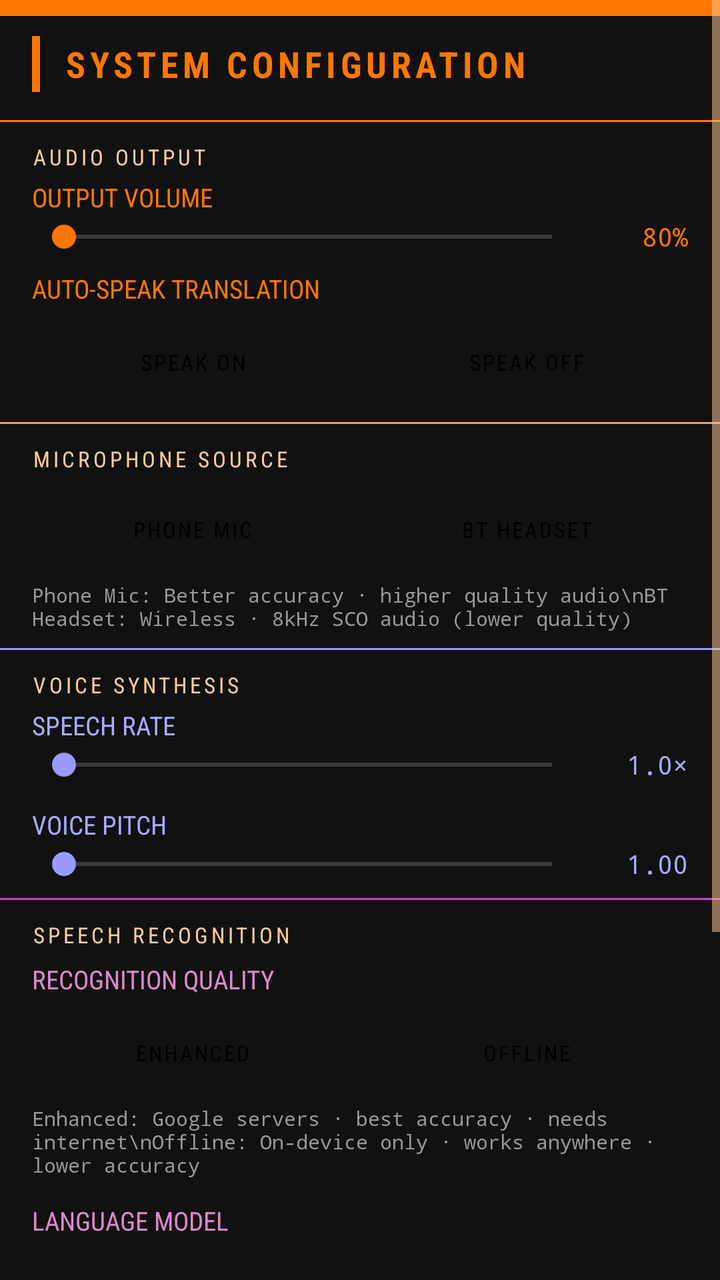
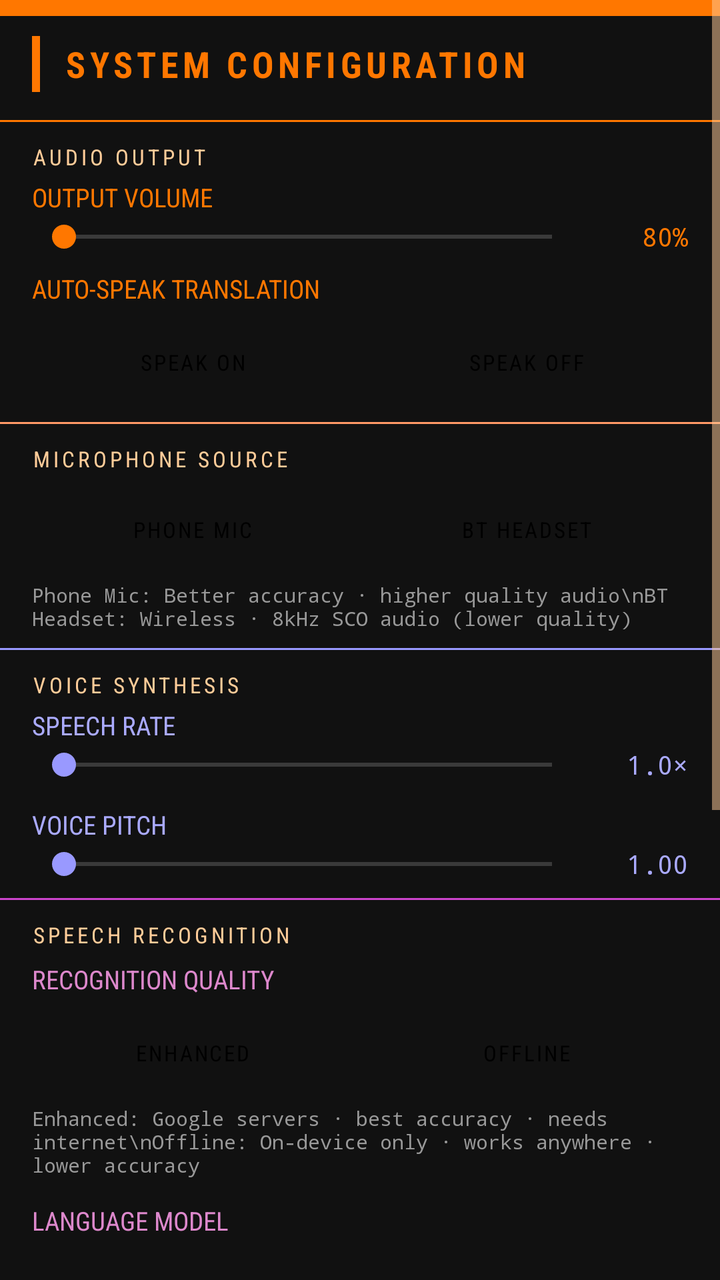

Two renders of the same Android screen: before a commit and after it. Below are the layout's source before the change and the commit's diff.
<!-- AndroidManifest.xml: application theme Theme.LcarsTranslator -->
<!-- res/layout/bottom_sheet_settings.xml -->
<?xml version="1.0" encoding="utf-8"?>
<ScrollView
    xmlns:android="http://schemas.android.com/apk/res/android"
    xmlns:app="http://schemas.android.com/apk/res-auto"
    android:layout_width="match_parent"
    android:layout_height="wrap_content"
    android:background="@color/lcars_panel_bg">

    <LinearLayout
        android:layout_width="match_parent"
        android:layout_height="wrap_content"
        android:orientation="vertical"
        android:paddingBottom="24dp">

        
        <View android:layout_width="match_parent" android:layout_height="8dp"
            android:background="@color/lcars_orange" />

        <LinearLayout android:layout_width="match_parent" android:layout_height="48dp"
            android:orientation="horizontal" android:gravity="center_vertical"
            android:paddingStart="16dp" android:paddingEnd="16dp">
            <View android:layout_width="4dp" android:layout_height="28dp"
                android:background="@color/lcars_orange" android:layout_marginEnd="12dp" />
            <TextView android:layout_width="0dp" android:layout_height="wrap_content"
                android:layout_weight="1" android:text="SYSTEM CONFIGURATION"
                android:fontFamily="sans-serif-condensed" android:textColor="@color/lcars_orange"
                android:textSize="18sp" android:letterSpacing="0.12"
                android:textAllCaps="true" android:textStyle="bold" />
        </LinearLayout>

        
        <View android:layout_width="match_parent" android:layout_height="1dp"
            android:background="@color/lcars_orange" android:layout_marginTop="4dp" />
        <TextView android:layout_width="match_parent" android:layout_height="wrap_content"
            android:text="AUDIO OUTPUT" android:fontFamily="sans-serif-condensed"
            android:textColor="@color/lcars_tan" android:textSize="11sp"
            android:letterSpacing="0.15" android:textAllCaps="true"
            android:paddingStart="16dp" android:paddingTop="10dp" android:paddingBottom="4dp" />

        
        <TextView android:layout_width="match_parent" android:layout_height="wrap_content"
            android:text="OUTPUT VOLUME" android:fontFamily="sans-serif-condensed"
            android:textColor="@color/lcars_orange" android:textSize="13sp"
            android:paddingStart="16dp" android:paddingBottom="2dp" />

        <LinearLayout android:layout_width="match_parent" android:layout_height="wrap_content"
            android:orientation="horizontal" android:gravity="center_vertical"
            android:paddingStart="16dp" android:paddingEnd="16dp">
            <SeekBar android:id="@+id/seekVolume" android:layout_width="0dp"
                android:layout_height="wrap_content" android:layout_weight="1"
                android:progressTint="@color/lcars_orange"
                android:progressBackgroundTint="@color/lcars_gray"
                android:thumbTint="@color/lcars_orange" />
            <TextView android:id="@+id/tvVolumeValue" android:layout_width="52dp"
                android:layout_height="wrap_content" android:textColor="@color/lcars_orange"
                android:fontFamily="monospace" android:textSize="13sp"
                android:gravity="end" android:text="80%" />
        </LinearLayout>

        
        <TextView android:layout_width="match_parent" android:layout_height="wrap_content"
            android:text="AUTO-SPEAK TRANSLATION"
            android:fontFamily="sans-serif-condensed" android:textColor="@color/lcars_orange"
            android:textSize="13sp" android:paddingStart="16dp" android:paddingBottom="6dp"
            android:layout_marginTop="8dp" />

        <LinearLayout android:layout_width="match_parent" android:layout_height="44dp"
            android:orientation="horizontal"
            android:paddingStart="16dp" android:paddingEnd="16dp">
            <Button android:id="@+id/btnAutoSpeakOn"
                android:layout_width="0dp" android:layout_height="match_parent"
                android:layout_weight="1" android:text="SPEAK ON"
                android:fontFamily="sans-serif-condensed" android:textSize="11sp"
                android:textColor="@color/lcars_black"
                style="@style/Widget.MaterialComponents.Button"
                android:layout_marginEnd="6dp" />
            <Button android:id="@+id/btnAutoSpeakOff"
                android:layout_width="0dp" android:layout_height="match_parent"
                android:layout_weight="1" android:text="SPEAK OFF"
                android:fontFamily="sans-serif-condensed" android:textSize="11sp"
                android:textColor="@color/lcars_black"
                style="@style/Widget.MaterialComponents.Button" />
        </LinearLayout>

        
        <View android:layout_width="match_parent" android:layout_height="1dp"
            android:background="@color/lcars_peach" android:layout_marginTop="8dp" />
        <TextView android:layout_width="match_parent" android:layout_height="wrap_content"
            android:text="MICROPHONE SOURCE" android:fontFamily="sans-serif-condensed"
            android:textColor="@color/lcars_tan" android:textSize="11sp"
            android:letterSpacing="0.15" android:textAllCaps="true"
            android:paddingStart="16dp" android:paddingTop="10dp" android:paddingBottom="6dp" />

        <LinearLayout android:layout_width="match_parent" android:layout_height="44dp"
            android:orientation="horizontal"
            android:paddingStart="16dp" android:paddingEnd="16dp">
            <Button android:id="@+id/btnMicPhone"
                android:layout_width="0dp" android:layout_height="match_parent"
                android:layout_weight="1" android:text="PHONE MIC"
                android:fontFamily="sans-serif-condensed" android:textSize="11sp"
                android:textColor="@color/lcars_black"
                style="@style/Widget.MaterialComponents.Button"
                android:layout_marginEnd="6dp" />
            <Button android:id="@+id/btnMicBluetooth"
                android:layout_width="0dp" android:layout_height="match_parent"
                android:layout_weight="1" android:text="BT HEADSET"
                android:fontFamily="sans-serif-condensed" android:textSize="11sp"
                android:textColor="@color/lcars_black"
                style="@style/Widget.MaterialComponents.Button" />
        </LinearLayout>

        <TextView android:id="@+id/tvMicDescription"
            android:layout_width="match_parent" android:layout_height="wrap_content"
            android:fontFamily="monospace" android:textColor="@color/lcars_gray"
            android:textSize="10sp" android:paddingStart="16dp" android:paddingEnd="16dp"
            android:paddingTop="4dp"
            android:text="Phone Mic: Better accuracy · higher quality audio\nBT Headset: Wireless · 8kHz SCO audio (lower quality)" />

        
        <View android:layout_width="match_parent" android:layout_height="1dp"
            android:background="@color/lcars_blue" android:layout_marginTop="8dp" />
        <TextView android:layout_width="match_parent" android:layout_height="wrap_content"
            android:text="VOICE SYNTHESIS" android:fontFamily="sans-serif-condensed"
            android:textColor="@color/lcars_tan" android:textSize="11sp"
            android:letterSpacing="0.15" android:textAllCaps="true"
            android:paddingStart="16dp" android:paddingTop="10dp" android:paddingBottom="4dp" />

        
        <TextView android:layout_width="match_parent" android:layout_height="wrap_content"
            android:text="SPEECH RATE" android:fontFamily="sans-serif-condensed"
            android:textColor="@color/lcars_blue_light" android:textSize="13sp"
            android:paddingStart="16dp" android:paddingBottom="2dp" />
        <LinearLayout android:layout_width="match_parent" android:layout_height="wrap_content"
            android:orientation="horizontal" android:gravity="center_vertical"
            android:paddingStart="16dp" android:paddingEnd="16dp">
            <SeekBar android:id="@+id/seekTtsRate" android:layout_width="0dp"
                android:layout_height="wrap_content" android:layout_weight="1"
                android:progressTint="@color/lcars_blue"
                android:progressBackgroundTint="@color/lcars_gray"
                android:thumbTint="@color/lcars_blue" />
            <TextView android:id="@+id/tvTtsRateValue" android:layout_width="52dp"
                android:layout_height="wrap_content" android:textColor="@color/lcars_blue_light"
                android:fontFamily="monospace" android:textSize="13sp"
                android:gravity="end" android:text="1.0×" />
        </LinearLayout>

        
        <TextView android:layout_width="match_parent" android:layout_height="wrap_content"
            android:text="VOICE PITCH" android:fontFamily="sans-serif-condensed"
            android:textColor="@color/lcars_blue_light" android:textSize="13sp"
            android:paddingStart="16dp" android:paddingBottom="2dp" android:layout_marginTop="12dp" />
        <LinearLayout android:layout_width="match_parent" android:layout_height="wrap_content"
            android:orientation="horizontal" android:gravity="center_vertical"
            android:paddingStart="16dp" android:paddingEnd="16dp">
            <SeekBar android:id="@+id/seekTtsPitch" android:layout_width="0dp"
                android:layout_height="wrap_content" android:layout_weight="1"
                android:progressTint="@color/lcars_blue"
                android:progressBackgroundTint="@color/lcars_gray"
                android:thumbTint="@color/lcars_blue" />
            <TextView android:id="@+id/tvTtsPitchValue" android:layout_width="52dp"
                android:layout_height="wrap_content" android:textColor="@color/lcars_blue_light"
                android:fontFamily="monospace" android:textSize="13sp"
                android:gravity="end" android:text="1.00" />
        </LinearLayout>

        
        <View android:layout_width="match_parent" android:layout_height="1dp"
            android:background="@color/lcars_purple" android:layout_marginTop="8dp" />
        <TextView android:layout_width="match_parent" android:layout_height="wrap_content"
            android:text="SPEECH RECOGNITION" android:fontFamily="sans-serif-condensed"
            android:textColor="@color/lcars_tan" android:textSize="11sp"
            android:letterSpacing="0.15" android:textAllCaps="true"
            android:paddingStart="16dp" android:paddingTop="10dp" android:paddingBottom="6dp" />

        
        <TextView android:layout_width="match_parent" android:layout_height="wrap_content"
            android:text="RECOGNITION QUALITY"
            android:fontFamily="sans-serif-condensed" android:textColor="@color/lcars_purple_light"
            android:textSize="13sp" android:paddingStart="16dp" android:paddingBottom="6dp" />

        <LinearLayout android:layout_width="match_parent" android:layout_height="44dp"
            android:orientation="horizontal"
            android:paddingStart="16dp" android:paddingEnd="16dp">
            <Button android:id="@+id/btnQualityEnhanced"
                android:layout_width="0dp" android:layout_height="match_parent"
                android:layout_weight="1" android:text="ENHANCED"
                android:fontFamily="sans-serif-condensed" android:textSize="11sp"
                android:textColor="@color/lcars_black"
                style="@style/Widget.MaterialComponents.Button"
                android:layout_marginEnd="6dp" />
            <Button android:id="@+id/btnQualityOffline"
                android:layout_width="0dp" android:layout_height="match_parent"
                android:layout_weight="1" android:text="OFFLINE"
                android:fontFamily="sans-serif-condensed" android:textSize="11sp"
                android:textColor="@color/lcars_black"
                style="@style/Widget.MaterialComponents.Button" />
        </LinearLayout>

        <TextView android:id="@+id/tvQualityDescription"
            android:layout_width="match_parent" android:layout_height="wrap_content"
            android:fontFamily="monospace" android:textColor="@color/lcars_gray"
            android:textSize="10sp" android:paddingStart="16dp" android:paddingEnd="16dp"
            android:paddingTop="4dp"
            android:text="Enhanced: Google servers · best accuracy · needs internet\nOffline: On-device only · works anywhere · lower accuracy" />

        
        <TextView android:layout_width="match_parent" android:layout_height="wrap_content"
            android:text="LANGUAGE MODEL"
            android:fontFamily="sans-serif-condensed" android:textColor="@color/lcars_purple_light"
            android:textSize="13sp" android:paddingStart="16dp" android:paddingBottom="6dp"
            android:layout_marginTop="12dp" />

        <LinearLayout android:layout_width="match_parent" android:layout_height="44dp"
            android:orientation="horizontal"
            android:paddingStart="16dp" android:paddingEnd="16dp">
            <Button android:id="@+id/btnModelFreeForm"
                android:layout_width="0dp" android:layout_height="match_parent"
                android:layout_weight="1" android:text="FREE FORM"
                android:fontFamily="sans-serif-condensed" android:textSize="11sp"
                android:textColor="@color/lcars_black"
                style="@style/Widget.MaterialComponents.Button"
                android:layout_marginEnd="6dp" />
            <Button android:id="@+id/btnModelWebSearch"
                android:layout_width="0dp" android:layout_height="match_parent"
                android:layout_weight="1" android:text="WEB SEARCH"
                android:fontFamily="sans-serif-condensed" android:textSize="11sp"
                android:textColor="@color/lcars_black"
                style="@style/Widget.MaterialComponents.Button" />
        </LinearLayout>

        <TextView android:layout_width="match_parent" android:layout_height="wrap_content"
            android:fontFamily="monospace" android:textColor="@color/lcars_gray"
            android:textSize="10sp" android:paddingStart="16dp" android:paddingEnd="16dp"
            android:paddingTop="4dp"
            android:text="Free Form: Best for natural conversation\nWeb Search: Best for short phrases" />

        
        <TextView android:layout_width="match_parent" android:layout_height="wrap_content"
            android:text="SILENCE TIMEOUT"
            android:fontFamily="sans-serif-condensed" android:textColor="@color/lcars_purple_light"
            android:textSize="13sp" android:paddingStart="16dp" android:paddingBottom="2dp"
            android:layout_marginTop="12dp" />
        <TextView android:layout_width="match_parent" android:layout_height="wrap_content"
            android:text="Lower = faster response · may cut speech mid-sentence"
            android:fontFamily="monospace" android:textColor="@color/lcars_gray"
            android:textSize="10sp" android:paddingStart="16dp" android:paddingEnd="16dp"
            android:paddingBottom="4dp" />
        <LinearLayout android:layout_width="match_parent" android:layout_height="wrap_content"
            android:orientation="horizontal" android:gravity="center_vertical"
            android:paddingStart="16dp" android:paddingEnd="16dp">
            <SeekBar android:id="@+id/seekSilenceTimeout" android:layout_width="0dp"
                android:layout_height="wrap_content" android:layout_weight="1"
                android:progressTint="@color/lcars_purple"
                android:progressBackgroundTint="@color/lcars_gray"
                android:thumbTint="@color/lcars_purple" />
            <TextView android:id="@+id/tvSilenceTimeoutValue" android:layout_width="64dp"
                android:layout_height="wrap_content" android:textColor="@color/lcars_purple_light"
                android:fontFamily="monospace" android:textSize="12sp"
                android:gravity="end" android:text="1500ms" />
        </LinearLayout>

        
        <View android:layout_width="match_parent" android:layout_height="1dp"
            android:background="@color/lcars_orange" android:layout_marginTop="20dp" />

        <Button android:id="@+id/btnEngageSettings"
            android:layout_width="match_parent" android:layout_height="56dp"
            android:text="ENGAGE" android:fontFamily="sans-serif-condensed"
            android:textStyle="bold" android:textSize="20sp" android:letterSpacing="0.2"
            android:textAllCaps="true" android:textColor="@color/lcars_black"
            style="@style/Widget.MaterialComponents.Button"
            android:backgroundTint="@color/lcars_orange"
            android:layout_marginStart="16dp" android:layout_marginEnd="16dp"
            android:layout_marginTop="12dp" />

    </LinearLayout>
</ScrollView>
<!-- resources referenced by this layout -->
<resources>
  <color name="lcars_black">#000000</color>
  <color name="lcars_blue">#9999FF</color>
  <color name="lcars_blue_light">#AAAAFF</color>
  <color name="lcars_gray">#999999</color>
  <color name="lcars_orange">#FF7700</color>
  <color name="lcars_panel_bg">#111111</color>
  <color name="lcars_peach">#FF9966</color>
  <color name="lcars_purple">#CC44CC</color>
  <color name="lcars_purple_light">#DD88CC</color>
  <color name="lcars_tan">#FFCC99</color>
  <style name="Theme.LcarsTranslator" parent="Theme.MaterialComponents.NoActionBar">
          <item name="colorPrimary">@color/lcars_orange</item>
          <item name="colorPrimaryVariant">@color/lcars_peach</item>
          <item name="colorOnPrimary">@color/lcars_black</item>
          <item name="colorSecondary">@color/lcars_blue</item>
          <item name="colorSecondaryVariant">@color/lcars_purple</item>
          <item name="colorOnSecondary">@color/lcars_black</item>
          <item name="android:windowBackground">@color/lcars_black</item>
          <item name="android:statusBarColor">@color/lcars_black</item>
          <item name="android:navigationBarColor">@color/lcars_black</item>
          <item name="android:textColorPrimary">@color/lcars_orange</item>
          <item name="android:textColorSecondary">@color/lcars_tan</item>
          <item name="android:fontFamily">sans-serif-condensed</item>
      </style>
</resources>

<!-- the commit's change to res/layout/bottom_sheet_settings.xml (unified diff, before → after) -->
@@ -261,6 +261,38 @@
 
         
         <View android:layout_width="match_parent" android:layout_height="1dp"
+            android:background="@color/lcars_yellow" android:layout_marginTop="8dp" />
+        <TextView android:layout_width="match_parent" android:layout_height="wrap_content"
+            android:text="@string/support_section" android:fontFamily="sans-serif-condensed"
+            android:textColor="@color/lcars_tan" android:textSize="11sp"
+            android:letterSpacing="0.15" android:textAllCaps="true"
+            android:paddingStart="16dp" android:paddingTop="10dp" android:paddingBottom="6dp" />
+
+        <TextView android:layout_width="match_parent" android:layout_height="wrap_content"
+            android:text="@string/support_description"
+            android:fontFamily="monospace" android:textColor="@color/lcars_gray"
+            android:textSize="10sp" android:paddingStart="16dp" android:paddingEnd="16dp"
+            android:paddingBottom="8dp" />
+
+        <Button android:id="@+id/btnSupportDeveloper"
+            android:layout_width="match_parent" android:layout_height="48dp"
+            android:text="@string/support_btn_buy"
+            android:fontFamily="sans-serif-condensed" android:textSize="14sp"
+            android:textStyle="bold" android:letterSpacing="0.1"
+            android:textColor="@color/lcars_black"
+            style="@style/Widget.MaterialComponents.Button"
+            android:backgroundTint="@color/lcars_yellow"
+            android:layout_marginStart="16dp" android:layout_marginEnd="16dp" />
+
+        <TextView android:id="@+id/tvSupportStatus"
+            android:layout_width="match_parent" android:layout_height="wrap_content"
+            android:fontFamily="sans-serif-condensed" android:textColor="@color/lcars_yellow"
+            android:textSize="12sp" android:gravity="center"
+            android:paddingTop="6dp" android:paddingBottom="4dp"
+            android:visibility="gone" />
+
+        
+        <View android:layout_width="match_parent" android:layout_height="1dp"
             android:background="@color/lcars_orange" android:layout_marginTop="20dp" />
 
         <Button android:id="@+id/btnEngageSettings"
<!-- resource entries referenced after the edit -->
@@ -10,6 +10,10 @@
   <color name="lcars_purple">#CC44CC</color>
   <color name="lcars_purple_light">#DD88CC</color>
   <color name="lcars_tan">#FFCC99</color>
+  <color name="lcars_yellow">#FFFF33</color>
+  <string name="support_btn_buy">SUPPORT DEVELOPER</string>
+  <string name="support_description">This app is free with no ads. If it helps you on your travels, consider a small tip to support continued development.</string>
+  <string name="support_section">DEVELOPER SUPPORT</string>
   <style name="Theme.LcarsTranslator" parent="Theme.MaterialComponents.NoActionBar">
           <item name="colorPrimary">@color/lcars_orange</item>
           <item name="colorPrimaryVariant">@color/lcars_peach</item>
